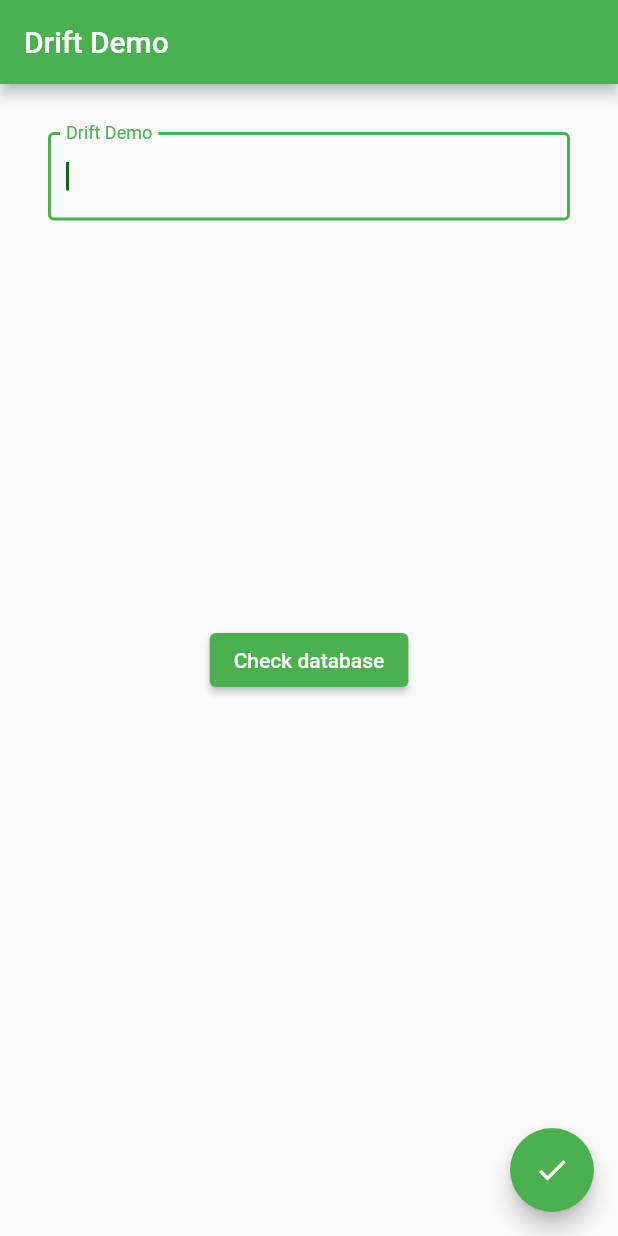
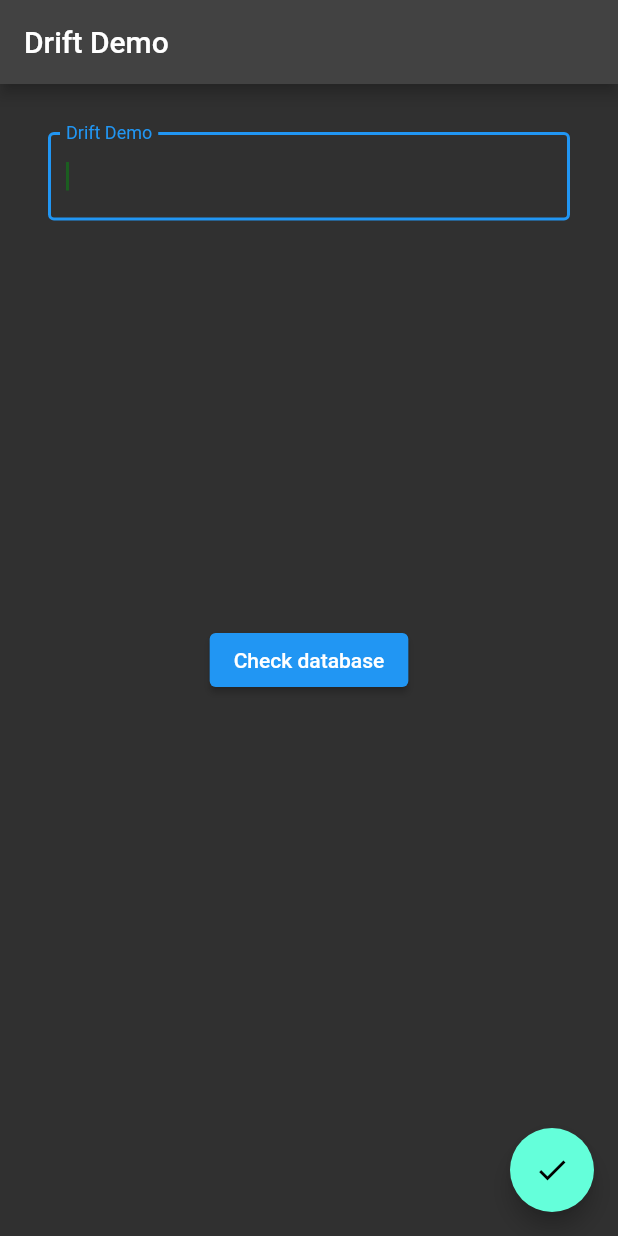
Before and after one commit to valerianaGit/FlutterDriftLocalDataStorageDemo, a Flutter app: the screen it shows after launch, on a phone screen of 412 x 824 dp. Run offline on Flutter 3.47's test engine with Material 2 defaults, Android fonts, the phone set to English and light mode, and no system bars; our stand-ins replace drift, flutter_riverpod, flutter_slidable; missing offline and left inert: drift_db_viewer; accounts and stored records are empty; generated files the repository leaves out were written again.

Commit message:
themedata dark

```diff
--- a/lib/main.dart
+++ b/lib/main.dart
@@ -27,10 +27,7 @@ class MyApp extends StatelessWidget {
     ]);
     return MaterialApp(
       title: kAppTitle,
-      theme: ThemeData(
-        primarySwatch: Colors
-            .green, // TODO: CREATE A CONSTANT , EXPORT THEME CODE INTO A CONSTANT
-      ),
+      theme: ThemeData.dark(),
       home: const HomePage(),
     );
     // Check your state management tool for lifecycles (i.e. initialized / alive/ paused/ disposed)
```
